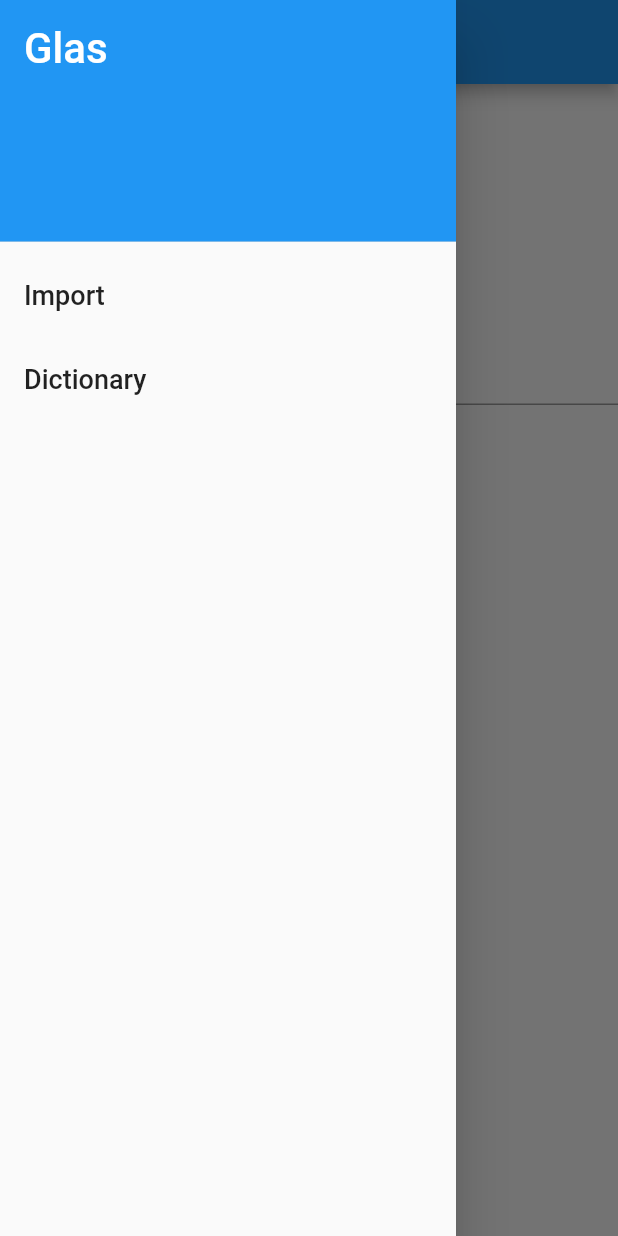
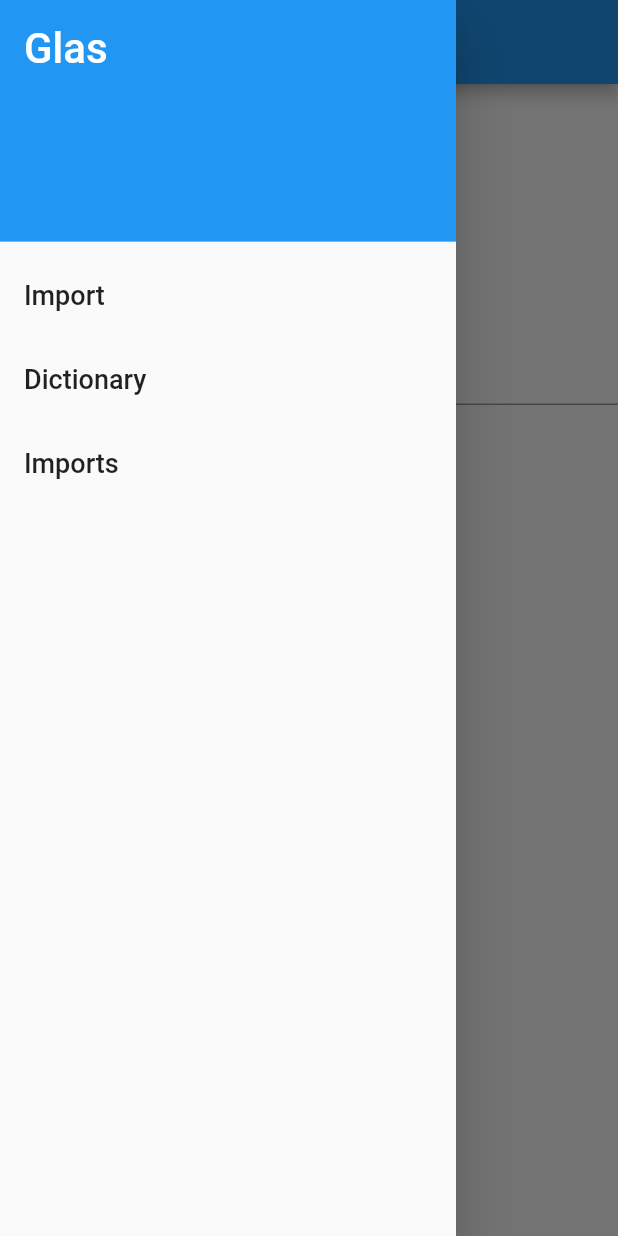
Before and after one commit to Ice32/glas, a Flutter app: the CreateImportPage screen opened by its route, with the side drawer open, on a phone screen of 412 x 824 dp. Run offline on Flutter 3.47's test engine with Material 2 defaults, Android fonts, the phone set to English and light mode, and no system bars; our stand-ins replace get_it.

Commit message:
Implement import listing

```diff
--- /dev/null
+++ b/lib/api/glas_import/dto/import_dto.dart
@@ -0,0 +1,28 @@
+class ImportDTO {
+  final String text;
+  final int id;
+
+  ImportDTO({
+    required this.text,
+    required this.id,
+  });
+
+  factory ImportDTO.fromJson(Map<String, dynamic> json) {
+    return ImportDTO(
+      id: json['id'],
+      text: json['text'],
+    );
+  }
+
+  Map<String, dynamic> toJson() {
+    return <String, dynamic>{'id': id, 'text': text};
+  }
+
+  @override
+  bool operator ==(Object other) {
+    return other is ImportDTO && id == other.id;
+  }
+
+  @override
+  int get hashCode => id.hashCode;
+}
--- a/lib/main.dart
+++ b/lib/main.dart
@@ -3,6 +3,7 @@ import 'package:get_it/get_it.dart';
 import 'package:glas_client/api/glas_http_client.dart';
 import 'package:glas_client/screens/create_import_page.dart';
 import 'package:glas_client/screens/dictionary_page.dart';
+import 'package:glas_client/screens/imports_page.dart';
 import 'package:glas_client/service/import/import_service.dart';
 
 final getIt = GetIt.instance;
@@ -24,8 +25,9 @@ class MyApp extends StatelessWidget {
         primarySwatch: Colors.blue,
       ),
       routes: {
-        "/dictionary": (context) => DictionaryPage(),
-        "/import": (context) => CreateImportPage()
+        "/dictionary": (context) => const DictionaryPage(),
+        "/import": (context) => const CreateImportPage(),
+        "/imports": (context) => const ImportsPage()
       },
       initialRoute: "/dictionary",
     );
--- a/lib/screens/create_import_page.dart
+++ b/lib/screens/create_import_page.dart
@@ -19,13 +19,13 @@ class _CreateImportPageState extends State<CreateImportPage> {
 
   final importTextController = TextEditingController();
   final _formKey = GlobalKey<FormState>();
-  final importAPI = GetIt.instance.get<ImportService>();
+  final importService = GetIt.instance.get<ImportService>();
 
   void submitPressed() async {
     if (_formKey.currentState!.validate()) {
       var scaffoldMessenger = ScaffoldMessenger.of(context);
       try {
-        await importAPI.createImport(importTextController.text);
+        await importService.createImport(importTextController.text);
         scaffoldMessenger.showSnackBar(
           const SnackBar(content: Text('Processing your import')),
         );
--- a/lib/service/import/import_service.dart
+++ b/lib/service/import/import_service.dart
@@ -1,7 +1,10 @@
+import 'dart:convert';
+
 import 'package:get_it/get_it.dart';
 
 import '../../api/glas_http_client.dart';
 import '../../api/glas_import/dto/create_import_dto.dart';
+import '../../api/glas_import/dto/import_dto.dart';
 
 class ImportService {
   final GlasHttpClient httpClient = GetIt.instance.get<GlasHttpClient>();
@@ -14,4 +17,10 @@ class ImportService {
       throw Exception('Failed to create import: ${response.statusCode}');
     }
   }
+
+  Future<List<ImportDTO>> getImports() async {
+    final response = await httpClient.get('imports');
+    final imports = jsonDecode(response.body) as List;
+    return imports.map((i) => ImportDTO.fromJson(i)).toList();
+  }
 }
--- a/lib/shared/drawer_menu.dart
+++ b/lib/shared/drawer_menu.dart
@@ -16,6 +16,7 @@ class DrawerMenu extends StatelessWidget {
     final List<String> items = [
       "Import",
       "Dictionary",
+      "Imports",
     ];
 
     final List<Widget> widgets = [];
@@ -42,6 +43,9 @@ class DrawerMenu extends StatelessWidget {
             case "Dictionary":
               screen = "/dictionary";
               break;
+            case "Imports":
+              screen = "/imports";
+              break;
           }
           var navigator = Navigator.of(context);
 
```
Also changed, not shown: lib/api/glas_http_client.dart (+6 -1 lines), lib/screens/imports_page.dart (added, +47 -0 lines), 5 other files.
